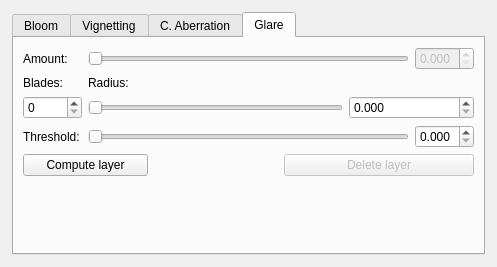
Qt form qtgui/lenseffects.ui (LuxRender/Lux) before a commit.
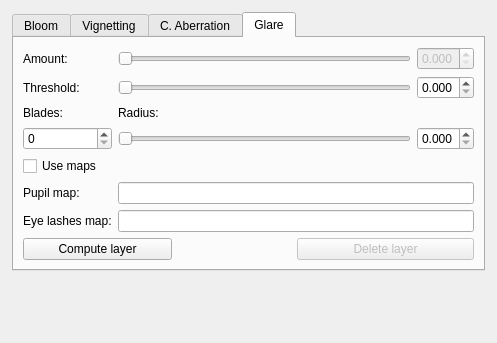
The same form after that commit. The open tabs and pages were chosen to show the change.

Commit message:
First attempt at merging obstacle maps glare function, courtesy Sebastien De-Cunsel.
Jeanphi

The edit to the form file:
```diff
--- a/qtgui/lenseffects.ui
+++ b/qtgui/lenseffects.ui
@@ -7,7 +7,7 @@
     <x>0</x>
     <y>0</y>
     <width>497</width>
-    <height>267</height>
+    <height>343</height>
    </rect>
   </property>
   <property name="windowTitle">
@@ -412,17 +412,62 @@
       <layout class="QVBoxLayout" name="verticalLayout_6">
        <item>
         <layout class="QGridLayout" name="gridLayout_23">
-         <item row="2" column="0">
-          <widget class="QLabel" name="label_glareBlades">
+         <item row="6" column="0">
+          <widget class="QCheckBox" name="checkBox_glareMap">
            <property name="text">
-            <string>Blades:</string>
+            <string>Use maps</string>
            </property>
-           <property name="buddy">
-            <cstring>spinBox_glareBlades</cstring>
+          </widget>
+         </item>
+         <item row="7" column="1" colspan="6">
+          <widget class="QLineEdit" name="lineEdit_pupilMap"/>
+         </item>
+         <item row="2" column="1" colspan="5">
+          <widget class="QSlider" name="slider_glareThreshold">
+           <property name="toolTip">
+            <string>Just pixels with a brightness above this threshold will be used for the glare effect</string>
            </property>
+           <property name="maximum">
+            <number>512</number>
+           </property>
+           <property name="orientation">
+            <enum>Qt::Horizontal</enum>
+           </property>
           </widget>
          </item>
-         <item row="2" column="1" colspan="2">
+         <item row="11" column="2" colspan="2">
+          <spacer name="hSpacer3">
+           <property name="orientation">
+            <enum>Qt::Horizontal</enum>
+           </property>
+           <property name="sizeHint" stdset="0">
+            <size>
+             <width>0</width>
+             <height>0</height>
+            </size>
+           </property>
+          </spacer>
+         </item>
+         <item row="2" column="6">
+          <widget class="QDoubleSpinBox" name="spinBox_glareThreshold">
+           <property name="toolTip">
+            <string>Just pixels with a brightness above this threshold will be used for the glare effect</string>
+           </property>
+           <property name="keyboardTracking">
+            <bool>false</bool>
+           </property>
+           <property name="decimals">
+            <number>3</number>
+           </property>
+           <property name="maximum">
+            <double>1.000000000000000</double>
+           </property>
+           <property name="singleStep">
+            <double>0.010000000000000</double>
+           </property>
+          </widget>
+         </item>
+         <item row="3" column="1" colspan="2">
           <widget class="QLabel" name="glareRadiusLabel">
            <property name="text">
             <string>Radius:</string>
@@ -432,7 +477,7 @@
            </property>
           </widget>
          </item>
-         <item row="6" column="0" colspan="2">
+         <item row="11" column="0" colspan="2">
           <widget class="QPushButton" name="button_glareComputeLayer">
            <property name="toolTip">
             <string>Compute/Update Glare image layer</string>
@@ -442,20 +487,7 @@
            </property>
           </widget>
          </item>
-         <item row="6" column="2" colspan="2">
-          <spacer name="hSpacer3">
-           <property name="orientation">
-            <enum>Qt::Horizontal</enum>
-           </property>
-           <property name="sizeHint" stdset="0">
-            <size>
-             <width>0</width>
-             <height>0</height>
-            </size>
-           </property>
-          </spacer>
-         </item>
-         <item row="6" column="4" colspan="3">
+         <item row="11" column="4" colspan="3">
           <widget class="QPushButton" name="button_glareDeleteLayer">
            <property name="enabled">
             <bool>false</bool>
@@ -468,26 +500,7 @@
            </property>
           </widget>
          </item>
-         <item row="3" column="5" colspan="2">
-          <widget class="QDoubleSpinBox" name="spinBox_glareRadius">
-           <property name="toolTip">
-            <string>Adjust Image length Glare Value</string>
-           </property>
-           <property name="keyboardTracking">
-            <bool>false</bool>
-           </property>
-           <property name="decimals">
-            <number>3</number>
-           </property>
-           <property name="maximum">
-            <double>0.200000000000000</double>
-           </property>
-           <property name="singleStep">
-            <double>0.010000000000000</double>
-           </property>
-          </widget>
-         </item>
-         <item row="2" column="3" colspan="4">
+         <item row="3" column="3" colspan="4">
           <spacer name="hSpacer2">
            <property name="orientation">
             <enum>Qt::Horizontal</enum>
@@ -500,20 +513,14 @@
            </property>
           </spacer>
          </item>
-         <item row="3" column="1" colspan="4">
-          <widget class="QSlider" name="slider_glareRadius">
-           <property name="toolTip">
-            <string>Adjust Image length Glare Radius</string>
-           </property>
-           <property name="maximum">
-            <number>512</number>
-           </property>
-           <property name="orientation">
-            <enum>Qt::Horizontal</enum>
+         <item row="7" column="0">
+          <widget class="QLabel" name="label_pupilMap">
+           <property name="text">
+            <string>Pupil map:</string>
            </property>
           </widget>
          </item>
-         <item row="3" column="0">
+         <item row="4" column="0">
           <widget class="QSpinBox" name="spinBox_glareBlades">
            <property name="toolTip">
             <string>Adjust number of Glare blades used</string>
@@ -561,39 +568,7 @@
            </property>
           </widget>
          </item>
-         <item row="5" column="1" colspan="5">
-          <widget class="QSlider" name="slider_glareThreshold">
-           <property name="toolTip">
-            <string>Just pixels with a brightness above this threshold will be used for the glare effect</string>
-           </property>
-           <property name="maximum">
-            <number>512</number>
-           </property>
-           <property name="orientation">
-            <enum>Qt::Horizontal</enum>
-           </property>
-          </widget>
-         </item>
-         <item row="5" column="6">
-          <widget class="QDoubleSpinBox" name="spinBox_glareThreshold">
-           <property name="toolTip">
-            <string>Just pixels with a brightness above this threshold will be used for the glare effect</string>
-           </property>
-           <property name="keyboardTracking">
-            <bool>false</bool>
-           </property>
-           <property name="decimals">
-            <number>3</number>
-           </property>
-           <property name="maximum">
-            <double>1.000000000000000</double>
-           </property>
-           <property name="singleStep">
-            <double>0.010000000000000</double>
-           </property>
-          </widget>
-         </item>
-         <item row="4" column="1" colspan="6">
+         <item row="5" column="1" colspan="6">
           <spacer name="horizontalSpacer">
            <property name="orientation">
             <enum>Qt::Horizontal</enum>
@@ -616,32 +591,97 @@
            </property>
           </widget>
          </item>
-         <item row="5" column="0">
+         <item row="2" column="0">
           <widget class="QLabel" name="label_glareThreshold">
            <property name="text">
             <string>Threshold:</string>
            </property>
           </widget>
          </item>
+         <item row="3" column="0">
+          <widget class="QLabel" name="label_glareBlades">
+           <property name="text">
+            <string>Blades:</string>
+           </property>
+           <property name="buddy">
+            <cstring>spinBox_glareBlades</cstring>
+           </property>
+          </widget>
+         </item>
+         <item row="6" column="1" colspan="6">
+          <spacer name="horizontalSpacer_2">
+           <property name="orientation">
+            <enum>Qt::Horizontal</enum>
+           </property>
+           <property name="sizeHint" stdset="0">
+            <size>
+             <width>40</width>
+             <height>20</height>
+            </size>
+           </property>
+          </spacer>
+         </item>
+         <item row="8" column="0">
+          <widget class="QLabel" name="label_lashesMap">
+           <property name="text">
+            <string>Eye lashes map:</string>
+           </property>
+          </widget>
+         </item>
+         <item row="4" column="6">
+          <widget class="QDoubleSpinBox" name="spinBox_glareRadius">
+           <property name="toolTip">
+            <string>Adjust Image length Glare Value</string>
+           </property>
+           <property name="keyboardTracking">
+            <bool>false</bool>
+           </property>
+           <property name="decimals">
+            <number>3</number>
+           </property>
+           <property name="maximum">
+            <double>0.200000000000000</double>
+           </property>
+           <property name="singleStep">
+            <double>0.010000000000000</double>
+           </property>
+          </widget>
+         </item>
+         <item row="4" column="1" colspan="5">
+          <widget class="QSlider" name="slider_glareRadius">
+           <property name="toolTip">
+            <string>Adjust Image length Glare Radius</string>
+           </property>
+           <property name="maximum">
+            <number>512</number>
+           </property>
+           <property name="orientation">
+            <enum>Qt::Horizontal</enum>
+           </property>
+          </widget>
+         </item>
+         <item row="8" column="1" colspan="6">
+          <widget class="QLineEdit" name="lineEdit_lashesMap"/>
+         </item>
         </layout>
        </item>
-       <item>
-        <spacer name="verticalSpacer_7">
-         <property name="orientation">
-          <enum>Qt::Vertical</enum>
-         </property>
-         <property name="sizeHint" stdset="0">
-          <size>
-           <width>0</width>
-           <height>0</height>
-          </size>
-         </property>
-        </spacer>
-       </item>
       </layout>
      </widget>
     </widget>
    </item>
+   <item>
+    <spacer name="verticalSpacer_7">
+     <property name="orientation">
+      <enum>Qt::Vertical</enum>
+     </property>
+     <property name="sizeHint" stdset="0">
+      <size>
+       <width>0</width>
+       <height>0</height>
+      </size>
+     </property>
+    </spacer>
+   </item>
   </layout>
  </widget>
  <resources/>
```
The commit also changes 14 other files.
